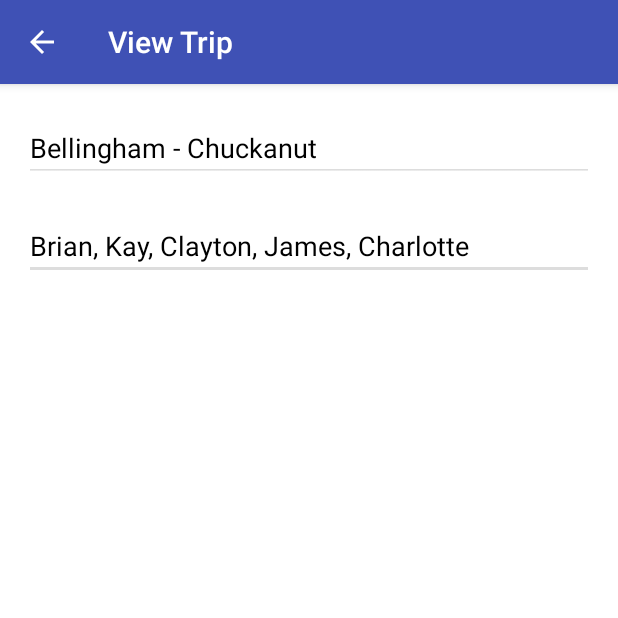
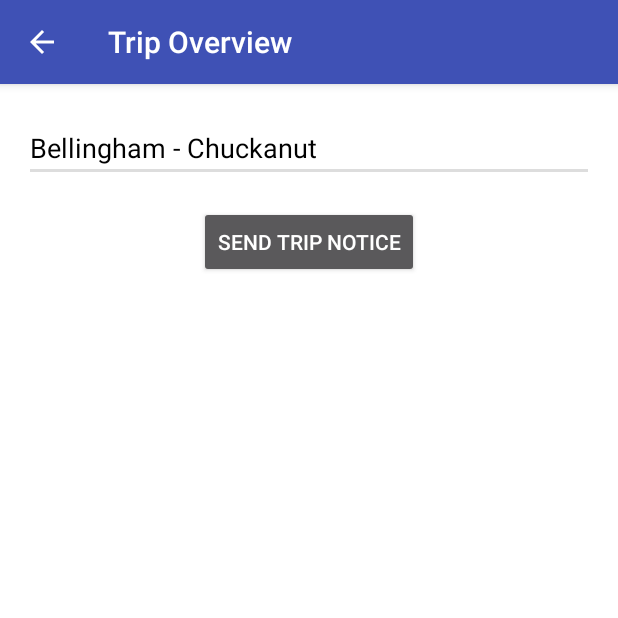
Before and after one commit to rottenb/SimpleCheck-In, an Android app: the screen it shows after launch (TripDetailActivity), after a tap on "Bellingham - Chuckanut", on a phone screen of 412 x 824 dp, the top half of it. Run offline under Robolectric (Android 15) with nearby library versions, the phone set to English and light mode, and no system bars.

Commit message:
slowly filling in the blanks

```diff
--- a/app/build.gradle
+++ b/app/build.gradle
@@ -5,7 +5,7 @@ android {
     buildToolsVersion "23.0.2"
     defaultConfig {
         applicationId "com.brianmk.simplecheck_in"
-        minSdkVersion 16
+        minSdkVersion 21
         targetSdkVersion 24
         versionCode 1
         versionName "1.0"
--- a/app/src/main/java/com/brianmk/simplecheck_in/MainActivityFragment.java
+++ b/app/src/main/java/com/brianmk/simplecheck_in/MainActivityFragment.java
@@ -3,7 +3,6 @@ package com.brianmk.simplecheck_in;
 import android.content.Intent;
 import android.os.Bundle;
 import android.support.v4.app.Fragment;
-import android.util.Log;
 import android.view.LayoutInflater;
 import android.view.View;
 import android.view.ViewGroup;
@@ -15,8 +14,12 @@ import java.util.ArrayList;
 import java.util.Arrays;
 import java.util.List;
 
+import static android.app.Activity.RESULT_OK;
+
 /**
- * A placeholder fragment containing a simple view.
+ * The main activity that the user will do most of their interaction with.
+ *
+ * Provides a list of all trips.  This list will be able to manage and sort.
  */
 public class MainActivityFragment extends Fragment {
 
@@ -30,6 +33,7 @@ public class MainActivityFragment extends Fragment {
     @Override
     public View onCreateView(LayoutInflater inflater, ViewGroup container,
                              Bundle savedInstanceState) {
+
         final String[] dummyTripListData = {
                 "Bellingham - Chuckanut",
                 "Bellingham - Galbraith",
@@ -67,15 +71,16 @@ public class MainActivityFragment extends Fragment {
         tripListView.setOnItemClickListener(new AdapterView.OnItemClickListener() {
             @Override
             public void onItemClick(AdapterView<?> parent, View view, int position, long id) {
-                Log.d(LOG_TAG, "item clicked: " + position);
                 Intent tripIntent = new Intent(getActivity(), TripDetailActivity.class);
                 tripIntent.putExtra("TITLE", dummyTripListData[position]);
-                tripIntent.putExtra("EDITABLE", false);
 
-                startActivity(tripIntent);
+                startActivityForResult(tripIntent, RESULT_OK);
+
+                dummyTripListData[position] = tripIntent.getStringExtra("TITLE");
             }
         });
 
         return rootView;
     }
+
 }
--- a/app/src/main/java/com/brianmk/simplecheck_in/TripDetailActivity.java
+++ b/app/src/main/java/com/brianmk/simplecheck_in/TripDetailActivity.java
@@ -1,10 +1,11 @@
 package com.brianmk.simplecheck_in;
 
-import android.content.Intent;
 import android.os.Bundle;
 import android.support.v7.app.AppCompatActivity;
-import android.util.Log;
+import android.view.View;
+import android.widget.Button;
 import android.widget.EditText;
+import android.widget.Toast;
 
 /**
  * Created by rot on 2016-10-14.
@@ -21,14 +22,15 @@ public class TripDetailActivity extends AppCompatActivity {
 
         setContentView(R.layout.trip_detail);
 
-        Intent intent = getIntent();
-        String title = intent.getStringExtra("TITLE");
+        EditText tripView = (EditText) findViewById(R.id.trip_title);
+        tripView.setText(getIntent().getStringExtra("TITLE"));
 
-        EditText tripView = (EditText) findViewById(R.id.trip_title_edit);
-        tripView.setHint(title);
+        Button  sendNoticeButton = (Button) findViewById(R.id.send_notice_button);
+        sendNoticeButton.setOnClickListener(new View.OnClickListener() {
 
-        tripView.setEnabled(intent.getBooleanExtra("EDITABLE", true));
-
-        Log.d(LOG_TAG, title);
+            public void onClick(View v) {
+                Toast.makeText(getApplicationContext(), "Trip Data Sent!", Toast.LENGTH_SHORT).show();
+            }
+        });
     }
 }
--- a/app/src/main/res/layout/trip_detail.xml
+++ b/app/src/main/res/layout/trip_detail.xml
@@ -7,31 +7,41 @@
     android:background="@color/white" >
 
     <EditText
-        android:id="@+id/trip_title_edit"
+        android:id="@+id/trip_title"
         android:layout_width="match_parent"
         android:layout_height="wrap_content"
         android:layout_marginRight="@dimen/trip_display_horizontal_margin"
         android:layout_marginLeft="@dimen/trip_display_horizontal_margin"
         android:layout_marginTop="@dimen/trip_display_vertical_margin"
         android:cursorVisible="true"
+        android:textColor="@color/black"
         android:hint="@string/trip_name"
         android:textColorHint="@color/black"
         android:backgroundTint="@color/light_grey"
         android:inputType="textCapWords"/>
 
-
+<!--
     <EditText
-        android:id="@+id/trip_who_edit"
+            android:id="@+id/trip_who"
             android:layout_width="match_parent"
             android:layout_height="wrap_content"
             android:layout_marginRight="@dimen/trip_display_horizontal_margin"
             android:layout_marginLeft="@dimen/trip_display_horizontal_margin"
             android:layout_marginTop="@dimen/trip_display_vertical_margin"
             android:cursorVisible="true"
-        android:hint="Brian, Kay, Clayton, James, Charlotte"
+            android:textColor="@color/black"
+            android:hint="@string/trip_who"
             android:textColorHint="@color/black"
-        android:backgroundTint="@color/light_grey"
-        android:inputType="textCapWords"/>
+            android:inputType="textLongMessage"/>
+-->
+    <Button
+        android:id="@+id/send_notice_button"
+        android:layout_width="wrap_content"
+        android:layout_height="wrap_content"
+        android:layout_marginTop="@dimen/activity_vertical_margin"
+        android:layout_gravity="center"
+        android:text="@string/trip_menu_send"/>
+
 
 
 </LinearLayout>
--- a/app/src/main/res/values/strings.xml
+++ b/app/src/main/res/values/strings.xml
@@ -13,7 +13,7 @@
     <string name="main_menu_hold_item_delete">Delete Trip</string>
 
     <!-- Trip Menu -->
-    <string name="trip_menu_send">Send Trip</string>
+    <string name="trip_menu_send">Send Trip Notice</string>
     <string name="trip_menu_edit">Edit Trip</string>
     <string name="trip_menu_delete">Delete Trip</string>
 
@@ -30,6 +30,6 @@
     <string name="confirm_no">No</string>
 
     <!-- Trip Editor -->
-    <string name="trip_display_title">View Trip</string>
+    <string name="trip_display_title">Trip Overview</string>
 
 </resources>
```
Also changed, not shown: app/src/main/java/com/brianmk/simplecheck_in/TripData.java (added, +27 -0 lines). Lines whose indentation alone changed are shown as unchanged.
